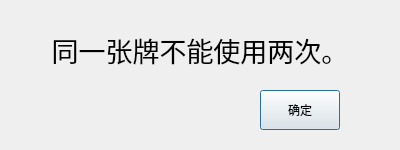
Above: errordialog.ui from Soulike/24_Points before the change. Below: the same form after it.
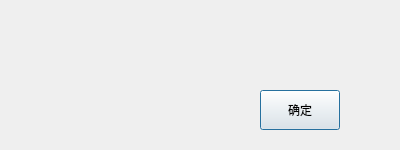
That is the form after the change.

```diff
--- a/errordialog.ui
+++ b/errordialog.ui
@@ -53,7 +53,7 @@
     </font>
    </property>
    <property name="text">
-    <string>同一张牌不能使用两次。</string>
+    <string/>
    </property>
    <property name="alignment">
     <set>Qt::AlignCenter</set>
```
